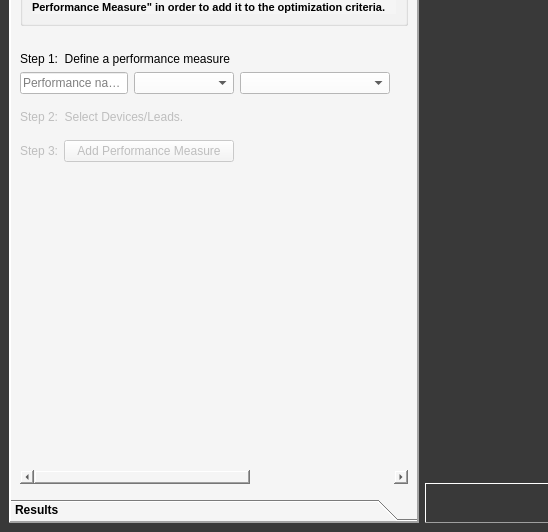
First picture: the form in powercad/project_builder/ui/mainWindow.ui, repository e3da/PowerSynth1-src, before the edit; both pictures show x 0 to 548 and y 428 to 960 of the 1222 by 960 pixel window.
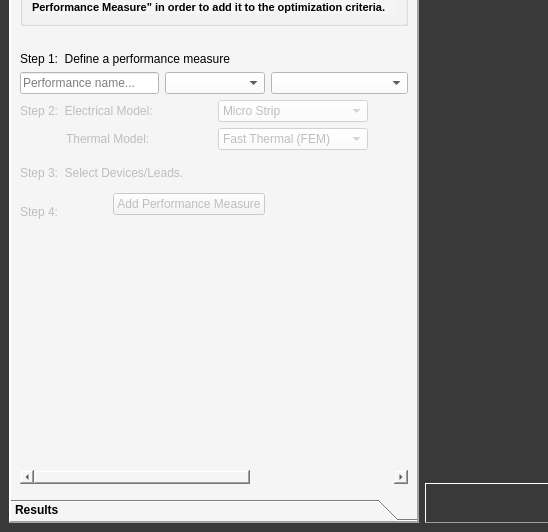
Second picture: the form after the edit. Icons and pictures are not drawn.

Commit message: update ui for model selection

Diff of the .ui file:
```diff
--- a/powercad/project_builder/ui/mainWindow.ui
+++ b/powercad/project_builder/ui/mainWindow.ui
@@ -3303,7 +3303,65 @@
         <string>Design Performance Identification</string>
        </attribute>
        <layout class="QGridLayout" name="gridLayout_7">
-        <item row="4" column="0" colspan="3">
+        <item row="0" column="0" colspan="6">
+         <widget class="QGroupBox" name="groupBox">
+          <property name="minimumSize">
+           <size>
+            <width>0</width>
+            <height>0</height>
+           </size>
+          </property>
+          <property name="font">
+           <font>
+            <weight>75</weight>
+            <bold>true</bold>
+           </font>
+          </property>
+          <property name="title">
+           <string>Instructions</string>
+          </property>
+          <layout class="QGridLayout" name="gridLayout_9">
+           <item row="0" column="0">
+            <widget class="QLabel" name="label_42">
+             <property name="text">
+              <string>&lt;!DOCTYPE HTML PUBLIC &quot;-//W3C//DTD HTML 4.0//EN&quot; &quot;http://www.w3.org/TR/REC-html40/strict.dtd&quot;&gt;
+&lt;html&gt;&lt;head&gt;&lt;meta name=&quot;qrichtext&quot; content=&quot;1&quot; /&gt;&lt;style type=&quot;text/css&quot;&gt;
+p, li { white-space: pre-wrap; }
+&lt;/style&gt;&lt;/head&gt;&lt;body style=&quot; font-family:'MS Shell Dlg 2'; font-size:8.25pt; font-weight:600; font-style:normal;&quot;&gt;
+&lt;p align=&quot;justify&quot; style=&quot; margin-top:0px; margin-bottom:0px; margin-left:0px; margin-right:0px; -qt-block-indent:0; text-indent:0px;&quot;&gt;&lt;span style=&quot; font-size:8pt;&quot;&gt;Use the interface below to define electrical and thermal performance measures to be considered in the layout optimizer. First define the performance measure and give it a name. Then use the module layout to the right to choose the respective devices and leads to be considered when determining performance.  Finally, click &amp;quot;Add Performance Measure&amp;quot; in order to add it to the optimization criteria.&lt;/span&gt;&lt;/p&gt;&lt;/body&gt;&lt;/html&gt;</string>
+             </property>
+             <property name="wordWrap">
+              <bool>true</bool>
+             </property>
+            </widget>
+           </item>
+          </layout>
+         </widget>
+        </item>
+        <item row="1" column="0">
+         <spacer name="verticalSpacer_12">
+          <property name="orientation">
+           <enum>Qt::Vertical</enum>
+          </property>
+          <property name="sizeType">
+           <enum>QSizePolicy::Fixed</enum>
+          </property>
+          <property name="sizeHint" stdset="0">
+           <size>
+            <width>20</width>
+            <height>20</height>
+           </size>
+          </property>
+         </spacer>
+        </item>
+        <item row="2" column="0" colspan="5">
+         <widget class="QLabel" name="label_25">
+          <property name="text">
+           <string>Step 1:  Define a performance measure</string>
+          </property>
+         </widget>
+        </item>
+        <item row="3" column="0" colspan="3">
          <widget class="QLineEdit" name="txt_perform_name">
           <property name="minimumSize">
            <size>
@@ -3319,7 +3377,7 @@
           </property>
          </widget>
         </item>
-        <item row="4" column="3">
+        <item row="3" column="3" colspan="2">
          <widget class="QComboBox" name="cmb_perform_elecTherm">
           <property name="minimumSize">
            <size>
@@ -3338,7 +3396,7 @@
           </property>
          </widget>
         </item>
-        <item row="4" column="4">
+        <item row="3" column="5">
          <widget class="QComboBox" name="cmb_perform_type">
           <property name="minimumSize">
            <size>
@@ -3357,7 +3415,247 @@
           </property>
          </widget>
         </item>
-        <item row="9" column="4">
+        <item row="4" column="0" colspan="3">
+         <widget class="QLabel" name="lbl_perform_step2">
+          <property name="enabled">
+           <bool>false</bool>
+          </property>
+          <property name="text">
+           <string>Step 2:  Electrical Model:</string>
+          </property>
+         </widget>
+        </item>
+        <item row="4" column="4" colspan="2">
+         <widget class="QComboBox" name="cmb_elec_model">
+          <property name="enabled">
+           <bool>false</bool>
+          </property>
+          <property name="minimumSize">
+           <size>
+            <width>100</width>
+            <height>0</height>
+           </size>
+          </property>
+          <property name="maximumSize">
+           <size>
+            <width>150</width>
+            <height>16777215</height>
+           </size>
+          </property>
+          <property name="styleSheet">
+           <string notr="true">background-color: rgb(255, 255, 255);</string>
+          </property>
+          <item>
+           <property name="text">
+            <string>Micro Strip</string>
+           </property>
+          </item>
+          <item>
+           <property name="text">
+            <string>Response Surface</string>
+           </property>
+          </item>
+         </widget>
+        </item>
+        <item row="5" column="1" colspan="2">
+         <widget class="QLabel" name="label_48">
+          <property name="enabled">
+           <bool>false</bool>
+          </property>
+          <property name="text">
+           <string>Thermal Model:</string>
+          </property>
+         </widget>
+        </item>
+        <item row="5" column="4" colspan="2">
+         <widget class="QComboBox" name="cmb_thermal_modle">
+          <property name="enabled">
+           <bool>false</bool>
+          </property>
+          <property name="minimumSize">
+           <size>
+            <width>100</width>
+            <height>0</height>
+           </size>
+          </property>
+          <property name="maximumSize">
+           <size>
+            <width>150</width>
+            <height>16777215</height>
+           </size>
+          </property>
+          <property name="styleSheet">
+           <string notr="true">background-color: rgb(255, 255, 255);</string>
+          </property>
+          <item>
+           <property name="text">
+            <string>Fast Thermal (FEM)</string>
+           </property>
+          </item>
+          <item>
+           <property name="text">
+            <string>Rectangle Flux</string>
+           </property>
+          </item>
+         </widget>
+        </item>
+        <item row="6" column="0" colspan="2">
+         <spacer name="verticalSpacer_6">
+          <property name="orientation">
+           <enum>Qt::Vertical</enum>
+          </property>
+          <property name="sizeType">
+           <enum>QSizePolicy::Fixed</enum>
+          </property>
+          <property name="sizeHint" stdset="0">
+           <size>
+            <width>20</width>
+            <height>10</height>
+           </size>
+          </property>
+         </spacer>
+        </item>
+        <item row="7" column="0" colspan="4">
+         <widget class="QLabel" name="lbl_perform_step3">
+          <property name="enabled">
+           <bool>false</bool>
+          </property>
+          <property name="text">
+           <string>Step 3:  Select Devices/Leads.</string>
+          </property>
+         </widget>
+        </item>
+        <item row="8" column="0" colspan="2">
+         <spacer name="verticalSpacer_7">
+          <property name="orientation">
+           <enum>Qt::Vertical</enum>
+          </property>
+          <property name="sizeType">
+           <enum>QSizePolicy::Fixed</enum>
+          </property>
+          <property name="sizeHint" stdset="0">
+           <size>
+            <width>20</width>
+            <height>10</height>
+           </size>
+          </property>
+         </spacer>
+        </item>
+        <item row="8" column="2" rowspan="2" colspan="3">
+         <widget class="QPushButton" name="btn_perform_addPerformance">
+          <property name="enabled">
+           <bool>false</bool>
+          </property>
+          <property name="palette">
+           <palette>
+            <active>
+             <colorrole role="Button">
+              <brush brushstyle="SolidPattern">
+               <color alpha="255">
+                <red>245</red>
+                <green>245</green>
+                <blue>245</blue>
+               </color>
+              </brush>
+             </colorrole>
+             <colorrole role="Base">
+              <brush brushstyle="SolidPattern">
+               <color alpha="255">
+                <red>245</red>
+                <green>245</green>
+                <blue>245</blue>
+               </color>
+              </brush>
+             </colorrole>
+             <colorrole role="Window">
+              <brush brushstyle="SolidPattern">
+               <color alpha="255">
+                <red>245</red>
+                <green>245</green>
+                <blue>245</blue>
+               </color>
+              </brush>
+             </colorrole>
+            </active>
+            <inactive>
+             <colorrole role="Button">
+              <brush brushstyle="SolidPattern">
+               <color alpha="255">
+                <red>245</red>
+                <green>245</green>
+                <blue>245</blue>
+               </color>
+              </brush>
+             </colorrole>
+             <colorrole role="Base">
+              <brush brushstyle="SolidPattern">
+               <color alpha="255">
+                <red>245</red>
+                <green>245</green>
+                <blue>245</blue>
+               </color>
+              </brush>
+             </colorrole>
+             <colorrole role="Window">
+              <brush brushstyle="SolidPattern">
+               <color alpha="255">
+                <red>245</red>
+                <green>245</green>
+                <blue>245</blue>
+               </color>
+              </brush>
+             </colorrole>
+            </inactive>
+            <disabled>
+             <colorrole role="Button">
+              <brush brushstyle="SolidPattern">
+               <color alpha="255">
+                <red>245</red>
+                <green>245</green>
+                <blue>245</blue>
+               </color>
+              </brush>
+             </colorrole>
+             <colorrole role="Base">
+              <brush brushstyle="SolidPattern">
+               <color alpha="255">
+                <red>245</red>
+                <green>245</green>
+                <blue>245</blue>
+               </color>
+              </brush>
+             </colorrole>
+             <colorrole role="Window">
+              <brush brushstyle="SolidPattern">
+               <color alpha="255">
+                <red>245</red>
+                <green>245</green>
+                <blue>245</blue>
+               </color>
+              </brush>
+             </colorrole>
+            </disabled>
+           </palette>
+          </property>
+          <property name="text">
+           <string>Add Performance Measure</string>
+          </property>
+         </widget>
+        </item>
+        <item row="9" column="0">
+         <widget class="QLabel" name="lbl_perform_step4">
+          <property name="enabled">
+           <bool>false</bool>
+          </property>
+          <property name="text">
+           <string>Step 4:</string>
+          </property>
+          <property name="buddy">
+           <cstring>btn_perform_addPerformance</cstring>
+          </property>
+         </widget>
+        </item>
+        <item row="9" column="5">
          <spacer name="horizontalSpacer_2">
           <property name="orientation">
            <enum>Qt::Horizontal</enum>
@@ -3370,7 +3668,7 @@
           </property>
          </spacer>
         </item>
-        <item row="10" column="0" colspan="5">
+        <item row="10" column="0" colspan="6">
          <widget class="QTableWidget" name="tbl_performance">
           <property name="palette">
            <palette>
@@ -3497,220 +3795,6 @@
           <column/>
          </widget>
         </item>
-        <item row="7" column="0" colspan="5">
-         <widget class="QLabel" name="lbl_perform_step2">
-          <property name="enabled">
-           <bool>false</bool>
-          </property>
-          <property name="text">
-           <string>Step 2:  Select Devices/Leads.</string>
-          </property>
-         </widget>
-        </item>
-        <item row="2" column="0" colspan="5">
-         <widget class="QLabel" name="label_25">
-          <property name="text">
-           <string>Step 1:  Define a performance measure</string>
-          </property>
-         </widget>
-        </item>
-        <item row="6" column="0">
-         <spacer name="verticalSpacer_6">
-          <property name="orientation">
-           <enum>Qt::Vertical</enum>
-          </property>
-          <property name="sizeType">
-           <enum>QSizePolicy::Fixed</enum>
-          </property>
-          <property name="sizeHint" stdset="0">
-           <size>
-            <width>20</width>
-            <height>10</height>
-           </size>
-          </property>
-         </spacer>
-        </item>
-        <item row="8" column="0">
-         <spacer name="verticalSpacer_7">
-          <property name="orientation">
-           <enum>Qt::Vertical</enum>
-          </property>
-          <property name="sizeType">
-           <enum>QSizePolicy::Fixed</enum>
-          </property>
-          <property name="sizeHint" stdset="0">
-           <size>
-            <width>20</width>
-            <height>10</height>
-           </size>
-          </property>
-         </spacer>
-        </item>
-        <item row="9" column="0">
-         <widget class="QLabel" name="lbl_perform_step3">
-          <property name="enabled">
-           <bool>false</bool>
-          </property>
-          <property name="text">
-           <string>Step 3:</string>
-          </property>
-          <property name="buddy">
-           <cstring>btn_perform_addPerformance</cstring>
-          </property>
-         </widget>
-        </item>
-        <item row="9" column="1" colspan="3">
-         <widget class="QPushButton" name="btn_perform_addPerformance">
-          <property name="enabled">
-           <bool>false</bool>
-          </property>
-          <property name="palette">
-           <palette>
-            <active>
-             <colorrole role="Button">
-              <brush brushstyle="SolidPattern">
-               <color alpha="255">
-                <red>245</red>
-                <green>245</green>
-                <blue>245</blue>
-               </color>
-              </brush>
-             </colorrole>
-             <colorrole role="Base">
-              <brush brushstyle="SolidPattern">
-               <color alpha="255">
-                <red>245</red>
-                <green>245</green>
-                <blue>245</blue>
-               </color>
-              </brush>
-             </colorrole>
-             <colorrole role="Window">
-              <brush brushstyle="SolidPattern">
-               <color alpha="255">
-                <red>245</red>
-                <green>245</green>
-                <blue>245</blue>
-               </color>
-              </brush>
-             </colorrole>
-            </active>
-            <inactive>
-             <colorrole role="Button">
-              <brush brushstyle="SolidPattern">
-               <color alpha="255">
-                <red>245</red>
-                <green>245</green>
-                <blue>245</blue>
-               </color>
-              </brush>
-             </colorrole>
-             <colorrole role="Base">
-              <brush brushstyle="SolidPattern">
-               <color alpha="255">
-                <red>245</red>
-                <green>245</green>
-                <blue>245</blue>
-               </color>
-              </brush>
-             </colorrole>
-             <colorrole role="Window">
-              <brush brushstyle="SolidPattern">
-               <color alpha="255">
-                <red>245</red>
-                <green>245</green>
-                <blue>245</blue>
-               </color>
-              </brush>
-             </colorrole>
-            </inactive>
-            <disabled>
-             <colorrole role="Button">
-              <brush brushstyle="SolidPattern">
-               <color alpha="255">
-                <red>245</red>
-                <green>245</green>
-                <blue>245</blue>
-               </color>
-              </brush>
-             </colorrole>
-             <colorrole role="Base">
-              <brush brushstyle="SolidPattern">
-               <color alpha="255">
-                <red>245</red>
-                <green>245</green>
-                <blue>245</blue>
-               </color>
-              </brush>
-             </colorrole>
-             <colorrole role="Window">
-              <brush brushstyle="SolidPattern">
-               <color alpha="255">
-                <red>245</red>
-                <green>245</green>
-                <blue>245</blue>
-               </color>
-              </brush>
-             </colorrole>
-            </disabled>
-           </palette>
-          </property>
-          <property name="text">
-           <string>Add Performance Measure</string>
-          </property>
-         </widget>
-        </item>
-        <item row="1" column="0">
-         <spacer name="verticalSpacer_12">
-          <property name="orientation">
-           <enum>Qt::Vertical</enum>
-          </property>
-          <property name="sizeType">
-           <enum>QSizePolicy::Fixed</enum>
-          </property>
-          <property name="sizeHint" stdset="0">
-           <size>
-            <width>20</width>
-            <height>20</height>
-           </size>
-          </property>
-         </spacer>
-        </item>
-        <item row="0" column="0" colspan="5">
-         <widget class="QGroupBox" name="groupBox">
-          <property name="minimumSize">
-           <size>
-            <width>0</width>
-            <height>0</height>
-           </size>
-          </property>
-          <property name="font">
-           <font>
-            <weight>75</weight>
-            <bold>true</bold>
-           </font>
-          </property>
-          <property name="title">
-           <string>Instructions</string>
-          </property>
-          <layout class="QGridLayout" name="gridLayout_9">
-           <item row="0" column="0">
-            <widget class="QLabel" name="label_42">
-             <property name="text">
-              <string>&lt;!DOCTYPE HTML PUBLIC &quot;-//W3C//DTD HTML 4.0//EN&quot; &quot;http://www.w3.org/TR/REC-html40/strict.dtd&quot;&gt;
-&lt;html&gt;&lt;head&gt;&lt;meta name=&quot;qrichtext&quot; content=&quot;1&quot; /&gt;&lt;style type=&quot;text/css&quot;&gt;
-p, li { white-space: pre-wrap; }
-&lt;/style&gt;&lt;/head&gt;&lt;body style=&quot; font-family:'MS Shell Dlg 2'; font-size:8.25pt; font-weight:600; font-style:normal;&quot;&gt;
-&lt;p align=&quot;justify&quot; style=&quot; margin-top:0px; margin-bottom:0px; margin-left:0px; margin-right:0px; -qt-block-indent:0; text-indent:0px;&quot;&gt;&lt;span style=&quot; font-size:8pt;&quot;&gt;Use the interface below to define electrical and thermal performance measures to be considered in the layout optimizer. First define the performance measure and give it a name. Then use the module layout to the right to choose the respective devices and leads to be considered when determining performance.  Finally, click &amp;quot;Add Performance Measure&amp;quot; in order to add it to the optimization criteria.&lt;/span&gt;&lt;/p&gt;&lt;/body&gt;&lt;/html&gt;</string>
-             </property>
-             <property name="wordWrap">
-              <bool>true</bool>
-             </property>
-            </widget>
-           </item>
-          </layout>
-         </widget>
-        </item>
        </layout>
       </widget>
       <widget class="QWidget" name="page_4">
```
Left out of the diff: 123 changed lines with no effect on the pictures. The commit also changes 2 other files.
